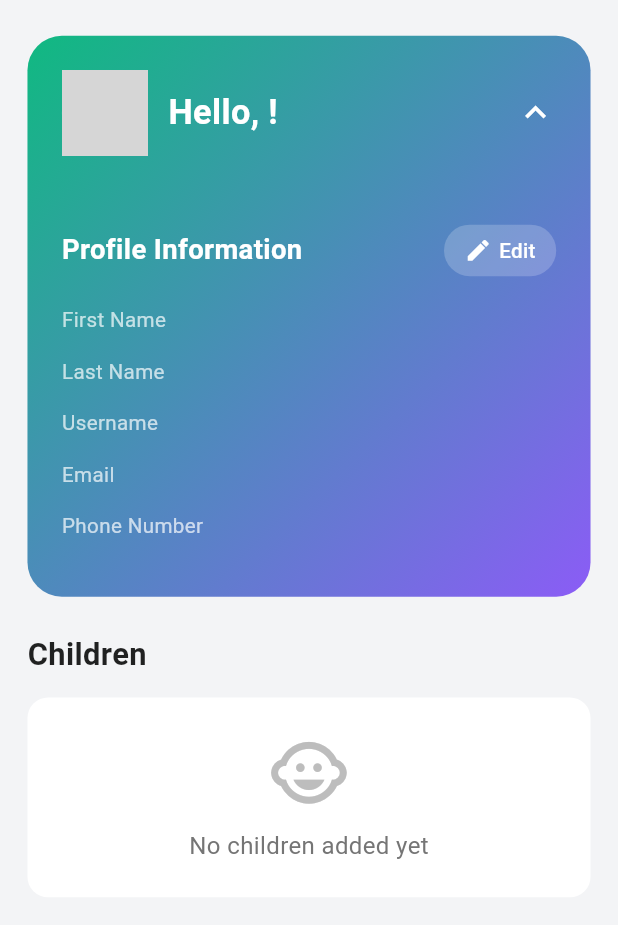
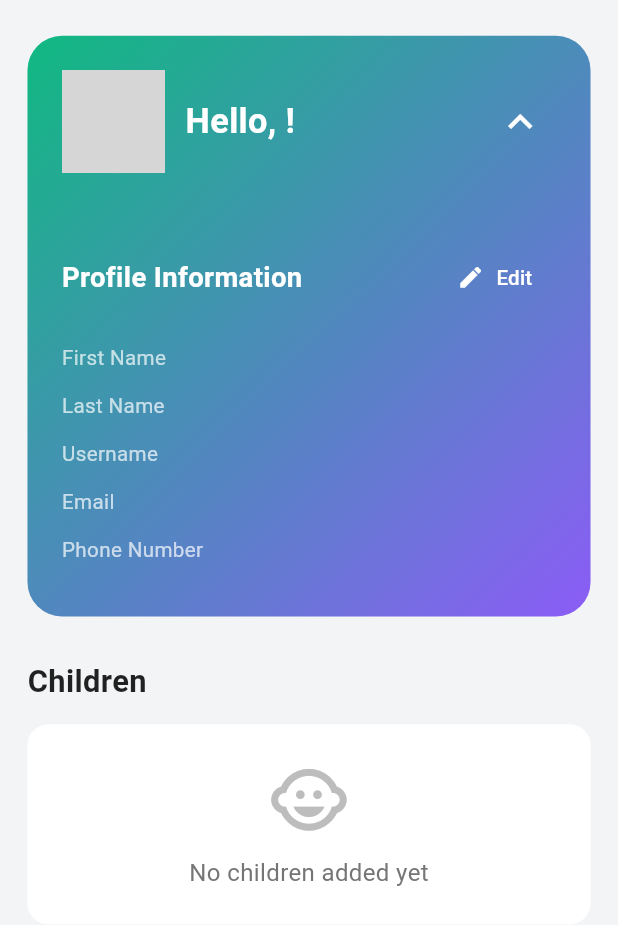
Before and after one commit to jumanaaziz/Haseela-App, a Flutter app: the ParentProfileScreen screen opened directly, after a tap on the "keyboard arrow down" icon, after a tap on "Edit", after a tap on "Cancel", on a phone screen of 412 x 824 dp. Shown: the top 925 px of the screen. Run offline on Flutter 3.47's test engine with Material 3 defaults, Android fonts, the phone set to English and light mode, and no system bars; our stand-ins replace cloud_firestore, firebase_auth, firebase_core, flutter_screenutil, image_picker, toastification; accounts and stored records are empty; network calls fail; grey boxes are pictures that could not be loaded.

```diff
--- a/lib/screens/parent_profile_screen.dart
+++ b/lib/screens/parent_profile_screen.dart
@@ -4,6 +4,7 @@ import 'package:cloud_firestore/cloud_firestore.dart';
 import 'package:toastification/toastification.dart';
 import 'package:image_picker/image_picker.dart';
 import 'dart:io';
+
 import '../models/parent_profile.dart';
 import '../models/child_options.dart';
 
@@ -26,7 +27,6 @@ class _ParentProfileScreenState extends State<ParentProfileScreen> {
   final _passwordController = TextEditingController();
   File? _selectedImage;
 
-  // Field validation errors
   Map<String, String?> _fieldErrors = {};
 
   @override
@@ -176,25 +176,29 @@ class _ParentProfileScreenState extends State<ParentProfileScreen> {
 
   @override
   Widget build(BuildContext context) {
+    // ✅ Responsive breakpoints
+    final isTablet = MediaQuery.of(context).size.width >= 600;
+
     return Scaffold(
       backgroundColor: const Color(0xFFF3F4F6),
       body: SafeArea(
         child: SingleChildScrollView(
-          padding: EdgeInsets.symmetric(horizontal: 16.w),
+          padding: EdgeInsets.symmetric(
+            horizontal: isTablet ? 32.w : 16.w,
+            vertical: 20.h,
+          ),
+          child: ConstrainedBox(
+            constraints: BoxConstraints(
+              maxWidth: isTablet ? 600.w : double.infinity,
+            ),
             child: Column(
               crossAxisAlignment: CrossAxisAlignment.start,
               children: [
-              // Status bar space
-              SizedBox(height: 20.h),
-
-              // Profile Section
                 if (_parentProfile != null) _buildProfileSection(),
-
-              SizedBox(height: 20.h),
-
-              // Children Section
+                SizedBox(height: 24.h),
                 _buildChildrenSection(),
               ],
+            ),
           ),
         ),
       ),
@@ -213,86 +217,53 @@ class _ParentProfileScreenState extends State<ParentProfileScreen> {
       ),
       child: Column(
         children: [
-          // Header with greeting and expand/collapse
           Padding(
             padding: EdgeInsets.all(20.w),
             child: Row(
+              crossAxisAlignment: CrossAxisAlignment.center,
               children: [
                 GestureDetector(
                   onTap: _isEditing ? _pickImage : null,
-                  child: Stack(
-                    children: [
-                      CircleAvatar(
-                        radius: 25.r,
+                  child: CircleAvatar(
+                    radius: 30.r,
                     backgroundColor: Colors.white.withOpacity(0.2),
                     backgroundImage: _selectedImage != null
                         ? FileImage(_selectedImage!)
                         : (_parentProfile?.avatar != null
                                   ? NetworkImage(_parentProfile!.avatar!)
-                                : null),
-                        child: _selectedImage == null && (_parentProfile?.avatar == null)
-                            ? Icon(
-                                Icons.person,
-                                color: Colors.white,
-                                size: 30.sp,
-                              )
+                                  : null)
+                              as ImageProvider<Object>?,
+                    child:
+                        _selectedImage == null && _parentProfile?.avatar == null
+                        ? Icon(Icons.person, color: Colors.white, size: 30.sp)
                         : null,
-                      ),
-                      if (_isEditing)
-                        Positioned(
-                          bottom: 0,
-                          right: 0,
-                          child: Container(
-                            width: 20.w,
-                            height: 20.h,
-                            decoration: BoxDecoration(
-                              color: Colors.white,
-                              shape: BoxShape.circle,
-                              border: Border.all(color: const Color(0xFF8B5CF6), width: 2),
-                            ),
-                            child: Icon(
-                              Icons.edit,
-                              color: const Color(0xFF8B5CF6),
-                              size: 12.sp,
-                            ),
-                          ),
-                        ),
-                    ],
                   ),
                 ),
                 SizedBox(width: 12.w),
                 Expanded(
-                  child: Column(
-                    crossAxisAlignment: CrossAxisAlignment.start,
-                    children: [
-                      Text(
+                  child: Text(
                     'Hello, ${_parentProfile!.firstName}!',
                     style: TextStyle(
                       color: Colors.white,
                       fontSize: 20.sp,
                       fontWeight: FontWeight.bold,
                     ),
+                    overflow: TextOverflow.ellipsis,
+                  ),
+                ),
+                IconButton(
+                  icon: Icon(
+                    _isExpanded
+                        ? Icons.keyboard_arrow_up
+                        : Icons.keyboard_arrow_down,
+                    color: Colors.white,
+                    size: 28.sp,
+                  ),
+                  onPressed: () => setState(() => _isExpanded = !_isExpanded),
                 ),
               ],
             ),
           ),
-                GestureDetector(
-                  onTap: () {
-                    setState(() {
-                      _isExpanded = !_isExpanded;
-                    });
-                  },
-                  child: Icon(
-                    _isExpanded ? Icons.keyboard_arrow_up : Icons.keyboard_arrow_down,
-                    color: Colors.white,
-                    size: 24.sp,
-                  ),
-                ),
-              ],
-            ),
-          ),
-
-          // Expandable profile information
           if (_isExpanded) _buildProfileInformation(),
         ],
       ),
@@ -300,7 +271,7 @@ class _ParentProfileScreenState extends State<ParentProfileScreen> {
   }
 
   Widget _buildProfileInformation() {
-    return Container(
+    return Padding(
       padding: EdgeInsets.all(20.w),
       child: Column(
         crossAxisAlignment: CrossAxisAlignment.start,
@@ -317,45 +288,18 @@ class _ParentProfileScreenState extends State<ParentProfileScreen> {
                 ),
               ),
               if (!_isEditing)
-                GestureDetector(
-                  onTap: () {
-                    setState(() {
-                      _isEditing = true;
-                    });
-                  },
-                  child: Container(
-                    padding: EdgeInsets.symmetric(horizontal: 12.w, vertical: 6.h),
-                    decoration: BoxDecoration(
-                      color: Colors.white.withOpacity(0.2),
-                      borderRadius: BorderRadius.circular(15.r),
-                    ),
-                    child: Row(
-                      mainAxisSize: MainAxisSize.min,
-                      children: [
-                        Icon(
-                          Icons.edit,
-                          color: Colors.white,
-                          size: 16.sp,
-                        ),
-                        SizedBox(width: 4.w),
-                        Text(
+                TextButton.icon(
+                  onPressed: () => setState(() => _isEditing = true),
+                  icon: Icon(Icons.edit, color: Colors.white, size: 16.sp),
+                  label: Text(
                     'Edit',
-                          style: TextStyle(
-                            color: Colors.white,
-                            fontSize: 12.sp,
-                            fontWeight: FontWeight.w500,
+                    style: TextStyle(color: Colors.white, fontSize: 12.sp),
                   ),
                 ),
             ],
           ),
-                  ),
-                ),
-            ],
-          ),
-
           SizedBox(height: 16.h),
-
-          if (_isEditing) _buildEditForm() else _buildProfileDetails(),
+          _isEditing ? _buildEditForm() : _buildProfileDetails(),
         ],
       ),
     );
@@ -375,7 +319,7 @@ class _ParentProfileScreenState extends State<ParentProfileScreen> {
 
   Widget _buildDetailRow(String label, String value) {
     return Padding(
-      padding: EdgeInsets.only(bottom: 12.h),
+      padding: EdgeInsets.only(bottom: 10.h),
       child: Row(
         crossAxisAlignment: CrossAxisAlignment.start,
         children: [
@@ -413,54 +357,44 @@ class _ParentProfileScreenState extends State<ParentProfileScreen> {
             controller: _firstNameController,
             label: 'First Name',
             validator: ParentProfile.validateFirstName,
-            onChanged: (value) => _validateField('firstName', value),
+            onChanged: (v) => _validateField('firstName', v),
             fieldType: 'firstName',
-            keyboardType: TextInputType.name,
           ),
           _buildTextField(
             controller: _lastNameController,
             label: 'Last Name',
             validator: ParentProfile.validateLastName,
-            onChanged: (value) => _validateField('lastName', value),
+            onChanged: (v) => _validateField('lastName', v),
             fieldType: 'lastName',
-            keyboardType: TextInputType.name,
           ),
           _buildDisplayField(
             label: 'Username',
             value: _parentProfile!.username,
           ),
-          _buildDisplayField(
-            label: 'Email',
-            value: _parentProfile!.email,
-          ),
+          _buildDisplayField(label: 'Email', value: _parentProfile!.email),
           _buildTextField(
             controller: _passwordController,
             label: 'Password',
             validator: ParentProfile.validatePassword,
             obscureText: true,
-            onChanged: (value) => _validateField('password', value),
+            onChanged: (v) => _validateField('password', v),
             fieldType: 'password',
           ),
           _buildDisplayField(
             label: 'Phone Number',
             value: _parentProfile!.phoneNumber,
           ),
-
           SizedBox(height: 16.h),
-
           Row(
             children: [
               Expanded(
-                child: ElevatedButton(
+                child: OutlinedButton(
                   onPressed: _cancelEdit,
-                  style: ElevatedButton.styleFrom(
-                    backgroundColor: Colors.white.withOpacity(0.2),
+                  style: OutlinedButton.styleFrom(
                     foregroundColor: Colors.white,
-                    shape: RoundedRectangleBorder(
-                      borderRadius: BorderRadius.circular(10.r),
+                    side: BorderSide(color: Colors.white.withOpacity(0.5)),
                   ),
-                  ),
-                  child: Text('Cancel'),
+                  child: const Text('Cancel'),
                 ),
               ),
               SizedBox(width: 12.w),
@@ -470,75 +404,11 @@ class _ParentProfileScreenState extends State<ParentProfileScreen> {
                   style: ElevatedButton.styleFrom(
                     backgroundColor: Colors.white,
                     foregroundColor: const Color(0xFF8B5CF6),
-                    shape: RoundedRectangleBorder(
-                      borderRadius: BorderRadius.circular(10.r),
                   ),
-                  ),
-                  child: Text('Save'),
+                  child: const Text('Save'),
                 ),
               ),
             ],
-          ),
-        ],
-      ),
-    );
-  }
-
-  Widget _buildDisplayField({
-    required String label,
-    required String value,
-  }) {
-    return Padding(
-      padding: EdgeInsets.only(bottom: 12.h),
-      child: Column(
-        crossAxisAlignment: CrossAxisAlignment.start,
-        children: [
-          Row(
-            children: [
-              Text(
-                label,
-                style: TextStyle(
-                  color: Colors.white.withOpacity(0.7),
-                  fontSize: 12.sp,
-                ),
-              ),
-              SizedBox(width: 8.w),
-              Container(
-                padding: EdgeInsets.symmetric(horizontal: 6.w, vertical: 2.h),
-                decoration: BoxDecoration(
-                  color: Colors.white.withOpacity(0.2),
-                  borderRadius: BorderRadius.circular(4.r),
-                ),
-                child: Text(
-                  'Not editable',
-                  style: TextStyle(
-                    color: Colors.white.withOpacity(0.8),
-                    fontSize: 8.sp,
-                    fontWeight: FontWeight.w500,
-                  ),
-                ),
-              ),
-            ],
-          ),
-          SizedBox(height: 4.h),
-          Container(
-            width: double.infinity,
-            padding: EdgeInsets.symmetric(horizontal: 12.w, vertical: 8.h),
-            decoration: BoxDecoration(
-              color: Colors.white.withOpacity(0.05),
-              borderRadius: BorderRadius.circular(8.r),
-              border: Border.all(
-                color: Colors.white.withOpacity(0.2),
-                style: BorderStyle.solid,
-              ),
-            ),
-            child: Text(
-              value,
-              style: TextStyle(
-                color: Colors.white.withOpacity(0.5),
-                fontSize: 12.sp,
-              ),
-            ),
           ),
         ],
       ),
@@ -549,76 +419,76 @@ class _ParentProfileScreenState extends State<ParentProfileScreen> {
     required TextEditingController controller,
     required String label,
     required String? Function(String?) validator,
+    String? fieldType,
     TextInputType? keyboardType,
     bool obscureText = false,
     Function(String)? onChanged,
-    bool enabled = true,
-    String? fieldType,
   }) {
     return Padding(
-      padding: EdgeInsets.only(bottom: 12.h),
-      child: Column(
-        crossAxisAlignment: CrossAxisAlignment.start,
-        children: [
-          TextFormField(
+      padding: EdgeInsets.only(bottom: 10.h),
+      child: TextFormField(
         controller: controller,
         keyboardType: keyboardType,
         obscureText: obscureText,
         onChanged: onChanged,
-            enabled: enabled,
-            style: TextStyle(
-              color: enabled ? Colors.white : Colors.white.withOpacity(0.5),
-              fontSize: 12.sp,
-            ),
+        style: TextStyle(color: Colors.white, fontSize: 12.sp),
         decoration: InputDecoration(
           labelText: label,
           labelStyle: TextStyle(
-                color: enabled ? Colors.white.withOpacity(0.7) : Colors.white.withOpacity(0.4),
+            color: Colors.white.withOpacity(0.7),
             fontSize: 12.sp,
           ),
+          filled: true,
+          fillColor: Colors.white.withOpacity(0.1),
           enabledBorder: OutlineInputBorder(
             borderRadius: BorderRadius.circular(8.r),
             borderSide: BorderSide(
-                  color: _fieldErrors[fieldType] != null ? Colors.red : Colors.white.withOpacity(0.3),
+              color: _fieldErrors[fieldType] != null
+                  ? Colors.red
+                  : Colors.white.withOpacity(0.3),
             ),
           ),
           focusedBorder: OutlineInputBorder(
             borderRadius: BorderRadius.circular(8.r),
             borderSide: BorderSide(
-                  color: _fieldErrors[fieldType] != null ? Colors.red : Colors.white,
+              color: _fieldErrors[fieldType] != null
+                  ? Colors.red
+                  : Colors.white,
             ),
           ),
-              errorBorder: OutlineInputBorder(
-                borderRadius: BorderRadius.circular(8.r),
-                borderSide: BorderSide(
-                  color: Colors.red,
-                ),
-              ),
-              focusedErrorBorder: OutlineInputBorder(
-                borderRadius: BorderRadius.circular(8.r),
-                borderSide: BorderSide(
-                  color: Colors.red,
-                ),
-              ),
-              disabledBorder: OutlineInputBorder(
-                borderRadius: BorderRadius.circular(8.r),
-                borderSide: BorderSide(
-                  color: Colors.white.withOpacity(0.2),
-                ),
-              ),
-              filled: true,
-              fillColor: enabled ? Colors.white.withOpacity(0.1) : Colors.white.withOpacity(0.05),
         ),
         validator: validator,
       ),
-          if (_fieldErrors[fieldType] != null)
-            Padding(
-              padding: EdgeInsets.only(top: 4.h, left: 12.w),
+    );
+  }
+
+  Widget _buildDisplayField({required String label, required String value}) {
+    return Padding(
+      padding: EdgeInsets.only(bottom: 10.h),
+      child: Column(
+        crossAxisAlignment: CrossAxisAlignment.start,
+        children: [
+          Text(
+            label,
+            style: TextStyle(
+              color: Colors.white.withOpacity(0.7),
+              fontSize: 12.sp,
+            ),
+          ),
+          SizedBox(height: 4.h),
+          Container(
+            width: double.infinity,
+            padding: EdgeInsets.symmetric(horizontal: 12.w, vertical: 8.h),
+            decoration: BoxDecoration(
+              color: Colors.white.withOpacity(0.05),
+              borderRadius: BorderRadius.circular(8.r),
+              border: Border.all(color: Colors.white.withOpacity(0.2)),
+            ),
             child: Text(
-                _fieldErrors[fieldType]!,
+              value,
               style: TextStyle(
-                  color: Colors.red,
-                  fontSize: 10.sp,
+                color: Colors.white.withOpacity(0.8),
+                fontSize: 12.sp,
               ),
             ),
           ),
@@ -640,7 +510,6 @@ class _ParentProfileScreenState extends State<ParentProfileScreen> {
           ),
         ),
         SizedBox(height: 12.h),
-
         if (_children.isEmpty)
           Container(
             width: double.infinity,
@@ -651,32 +520,23 @@ class _ParentProfileScreenState extends State<ParentProfileScreen> {
             ),
             child: Column(
               children: [
-                Icon(
-                  Icons.child_care,
-                  size: 48.sp,
-                  color: Colors.grey[400],
-                ),
+                Icon(Icons.child_care, size: 48.sp, color: Colors.grey[400]),
                 SizedBox(height: 8.h),
                 Text(
                   'No children added yet',
-                  style: TextStyle(
-                    fontSize: 14.sp,
-                    color: Colors.grey[600],
-                  ),
+                  style: TextStyle(fontSize: 14.sp, color: Colors.grey[600]),
                 ),
               ],
             ),
           )
         else
           SizedBox(
-            height: 120.h,
+            height: 130.h,
             child: ListView.builder(
               scrollDirection: Axis.horizontal,
-              itemCount: _children.length + 1, // +1 for add button
+              itemCount: _children.length + 1,
               itemBuilder: (context, index) {
-                if (index == 0) {
-                  return _buildAddChildCard();
-                }
+                if (index == 0) return _buildAddChildCard();
                 return _buildChildCard(_children[index - 1]);
               },
             ),
@@ -690,12 +550,12 @@ class _ParentProfileScreenState extends State<ParentProfileScreen> {
       width: 100.w,
       margin: EdgeInsets.only(right: 12.w),
       child: Card(
-        elevation: 2,
         shape: RoundedRectangleBorder(
           borderRadius: BorderRadius.circular(12.r),
         ),
+        elevation: 2,
         child: Padding(
-          padding: EdgeInsets.all(12.w),
+          padding: EdgeInsets.all(10.w),
           child: Column(
             mainAxisAlignment: MainAxisAlignment.center,
             children: [
@@ -709,7 +569,7 @@ class _ParentProfileScreenState extends State<ParentProfileScreen> {
                           width: 50.w,
                           height: 50.h,
                           fit: BoxFit.cover,
-                          errorBuilder: (context, error, stackTrace) {
+                          errorBuilder: (context, error, stack) {
                             return Text(
                               child.initial,
                               style: TextStyle(
@@ -738,18 +598,11 @@ class _ParentProfileScreenState extends State<ParentProfileScreen> {
                   fontWeight: FontWeight.w600,
                   color: Colors.black87,
                 ),
-                textAlign: TextAlign.center,
-                maxLines: 1,
                 overflow: TextOverflow.ellipsis,
               ),
               Text(
                 child.lastName,
-                style: TextStyle(
-                  fontSize: 10.sp,
-                  color: Colors.grey[600],
-                ),
-                textAlign: TextAlign.center,
-                maxLines: 1,
+                style: TextStyle(fontSize: 10.sp, color: Colors.grey[600]),
                 overflow: TextOverflow.ellipsis,
               ),
             ],
@@ -769,18 +622,25 @@ class _ParentProfileScreenState extends State<ParentProfileScreen> {
           borderRadius: BorderRadius.circular(12.r),
         ),
         child: InkWell(
+          borderRadius: BorderRadius.circular(12.r),
           onTap: () {
-            _showToast('Add child functionality coming soon', ToastificationType.info);
+            _showToast(
+              'Add child functionality coming soon',
+              ToastificationType.info,
+            );
           },
-          borderRadius: BorderRadius.circular(12.r),
           child: Padding(
-            padding: EdgeInsets.all(12.w),
+            padding: EdgeInsets.symmetric(
+              horizontal: 8.w,
+              vertical: 10.h,
+            ), // ✅ balanced
             child: Column(
+              mainAxisSize: MainAxisSize.min, // ✅ prevent vertical stretching
               mainAxisAlignment: MainAxisAlignment.center,
               children: [
                 Container(
-                  width: 50.w,
-                  height: 50.h,
+                  width: 45.w,
+                  height: 45.h,
                   decoration: BoxDecoration(
                     color: const Color(0xFF8B5CF6).withOpacity(0.1),
                     shape: BoxShape.circle,
@@ -788,18 +648,22 @@ class _ParentProfileScreenState extends State<ParentProfileScreen> {
                   child: Icon(
                     Icons.add,
                     color: const Color(0xFF8B5CF6),
-                    size: 24.sp,
+                    size: 22.sp,
                   ),
                 ),
-                SizedBox(height: 8.h),
-                Text(
+                SizedBox(height: 6.h),
+                Flexible(
+                  child: Text(
                     'Add Child',
                     style: TextStyle(
-                    fontSize: 12.sp,
+                      fontSize: 11.sp,
                       fontWeight: FontWeight.w600,
                       color: const Color(0xFF8B5CF6),
                     ),
                     textAlign: TextAlign.center,
+                    overflow: TextOverflow.ellipsis,
+                    maxLines: 1,
+                  ),
                 ),
               ],
             ),
--- a/lib/task_management_screen.dart
+++ b/lib/task_management_screen.dart
@@ -563,12 +563,6 @@ class _TaskManagementScreenState extends State<TaskManagementScreen> {
           ],
         ),
       ),
-      bottomNavigationBar: CustomBottomNavigationBar(
-        currentIndex: _currentIndex,
-        onTap: (index) {
-          setState(() => _currentIndex = index);
-        },
-      ),
     );
   }
 }
```
Lines whose indentation alone changed are shown as unchanged.
